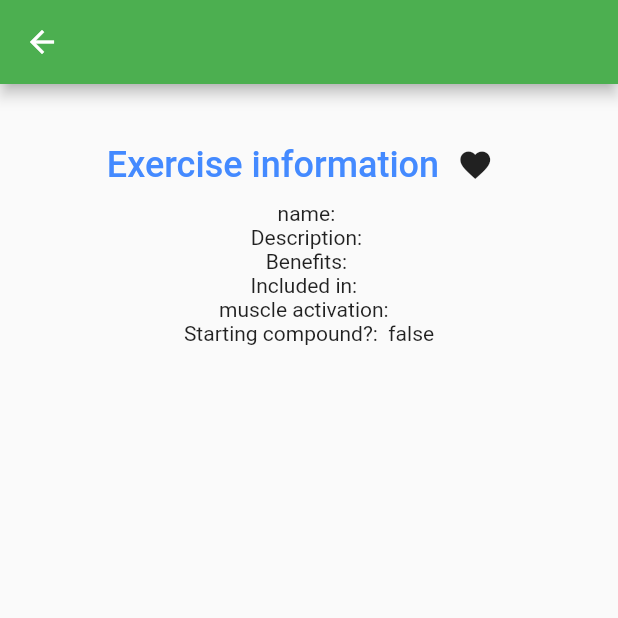
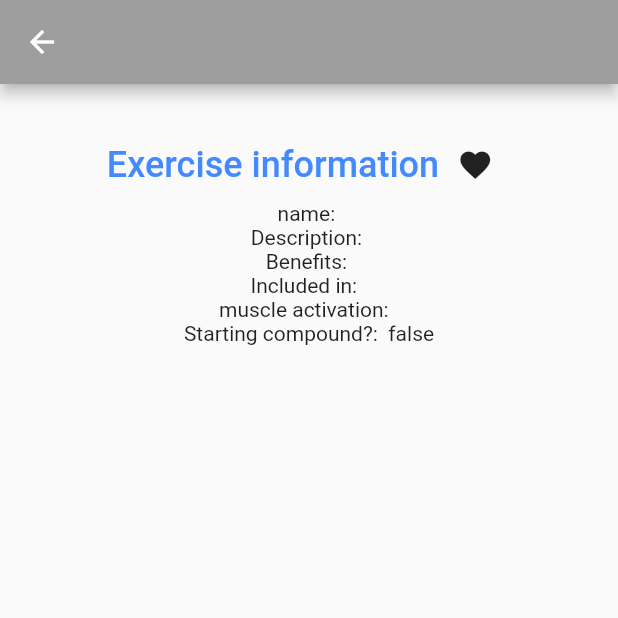
Before and after one commit to Traeningsapp/flutter_frontend, a Flutter app: the ExerciseWidget screen opened directly with empty values, on a phone screen of 412 x 824 dp, the top half of it. Run offline on Flutter 3.47's test engine with Material 2 defaults, Android fonts, the phone set to English and light mode, and no system bars; our stand-ins replace flutter_dotenv, google_fonts, rive; missing offline and left inert: auth0_flutter.

Commit message:
Name changes and minor design changes

```diff
--- a/lib/src/presentation/views/exercise/widgets/Musclegroup.dart
+++ b/lib/src/presentation/views/exercise/widgets/Musclegroup.dart
@@ -1,6 +1,7 @@
 import 'package:flutter/material.dart';
 import 'package:projekt_frontend/src/models/musclegroup.dart';
 import 'package:projekt_frontend/src/presentation/views/exercise/widgets/Muscle.dart';
+import 'package:projekt_frontend/src/presentation/views/universal/customappbar_widget.dart';
 import 'package:projekt_frontend/src/services/DatabaseService.dart';
 import 'package:projekt_frontend/src/utils/constants.dart';
 
@@ -41,6 +42,10 @@ class _MuscleGroupPageState extends State<MuscleGroupPage> {
     return Card(
       elevation: 4,
       child: ListTile(
+        shape: RoundedRectangleBorder(
+          side: BorderSide(color: Colors.green, width: 1),
+              borderRadius: BorderRadius.circular(5)
+        ),
         onTap: () { Navigator.push(context, MaterialPageRoute(builder: (context) => MusclePage(musclegroupId: onTapRoute))); },
         tileColor: Colors.white,
         contentPadding: const EdgeInsets.only(left: 15, top: 3, bottom: 3),
--- a/lib/src/presentation/views/exercise/widgets/exercise.dart
+++ b/lib/src/presentation/views/exercise/widgets/exercise.dart
@@ -5,7 +5,8 @@ import 'package:projekt_frontend/src/utils/extensions.dart';
 
 class ExerciseWidget extends StatefulWidget {
   final Exercise exercise;
-  const ExerciseWidget({Key? key, required this.exercise}) : super(key: key);
+  final Color themecolor;
+  const ExerciseWidget({Key? key, required this.exercise, required this.themecolor}) : super(key: key);
 
   @override
   State<ExerciseWidget> createState() => _ExerciseWidgetState();
@@ -29,7 +30,7 @@ class _ExerciseWidgetState extends State<ExerciseWidget> {
     return Scaffold(
       appBar: CustomAppBarWidget(
           title: widget.exercise.name!,
-          themecolor: Colors.green),
+          themecolor: widget.themecolor),
       body: Container(
           child: Center(
             child: Container(
--- a/lib/src/presentation/views/exercise/widgets/muscle_exercise.dart
+++ b/lib/src/presentation/views/exercise/widgets/muscle_exercise.dart
@@ -70,7 +70,7 @@ class _MuscleExercisesWidgetState extends State<MuscleExercisesWidget> {
       );
     },
     openBuilder: (BuildContext _, VoidCallback __) {
-      return ExerciseWidget(exercise: specificMuscleExercise);
+      return ExerciseWidget(exercise: specificMuscleExercise, themecolor: Colors.green);
     },
   );
 
--- a/lib/src/presentation/views/profile/profile_account_page.dart
+++ b/lib/src/presentation/views/profile/profile_account_page.dart
@@ -1,5 +1,5 @@
 import 'package:flutter/material.dart';
-import 'package:projekt_frontend/src/presentation/views/profile/widgets/profile_account_widget.dart';
+import 'package:projekt_frontend/src/presentation/views/profile/widgets/profile_account.dart';
 import 'package:projekt_frontend/src/presentation/views/settings/settings_page.dart';
 
 class ProfileAccountPage extends StatefulWidget {
--- a/lib/src/presentation/views/profile/profile_page.dart
+++ b/lib/src/presentation/views/profile/profile_page.dart
@@ -1,5 +1,5 @@
 import 'package:flutter/material.dart';
-import 'package:projekt_frontend/src/presentation/views/profile/widgets/profile_widget.dart';
+import 'package:projekt_frontend/src/presentation/views/profile/widgets/profile.dart';
 
 class ProfilePage extends StatefulWidget {
   const ProfilePage({Key? key}) : super(key: key);
--- a/lib/src/presentation/views/profile/widgets/savedWorkouts.dart
+++ b/lib/src/presentation/views/profile/widgets/savedWorkouts.dart
@@ -30,7 +30,7 @@ class _SavedWorkoutWidgetState extends State<SavedWorkoutWidget> {
   @override
   Widget build(BuildContext context) {
     return Scaffold(
-      appBar: const CustomAppBarWidget(title: 'Saved Workouts', themecolor: Colors.green),
+      appBar: const CustomAppBarWidget(title: 'Saved Workouts', themecolor: Colors.orange),
       body: FutureBuilder(
         future: workoutList,
         builder: (context, snapshot) {
--- a/lib/src/presentation/views/profile/widgets/specificWorkout.dart
+++ b/lib/src/presentation/views/profile/widgets/specificWorkout.dart
@@ -32,7 +32,7 @@ class _SpecificWorkoutWidgetState extends State<SpecificWorkoutWidget> {
   @override
   Widget build(BuildContext context) {
     return Scaffold(
-      appBar: const CustomAppBarWidget(title: 'Exercises in Workout', themecolor: Colors.green),
+      appBar: const CustomAppBarWidget(title: 'Exercises in Workout', themecolor: Colors.orange),
       body: FutureBuilder(
         future: savedWorkout,
         builder: (context, snapshot) {
@@ -72,7 +72,7 @@ class _SpecificWorkoutWidgetState extends State<SpecificWorkoutWidget> {
       );
     },
     openBuilder: (BuildContext _, VoidCallback __) {
-      return ExerciseWidget(exercise: specificWorkoutExercise);
+      return ExerciseWidget(exercise: specificWorkoutExercise, themecolor: Colors.orange);
     },
   );
 
```
Also changed, not shown: lib/src/presentation/views/profile/widgets/profile.dart (renamed from lib/src/presentation/views/profile/widgets/profile_widget.dart), lib/src/presentation/views/profile/widgets/profile_account.dart (renamed from lib/src/presentation/views/profile/widgets/profile_account_widget.dart).
